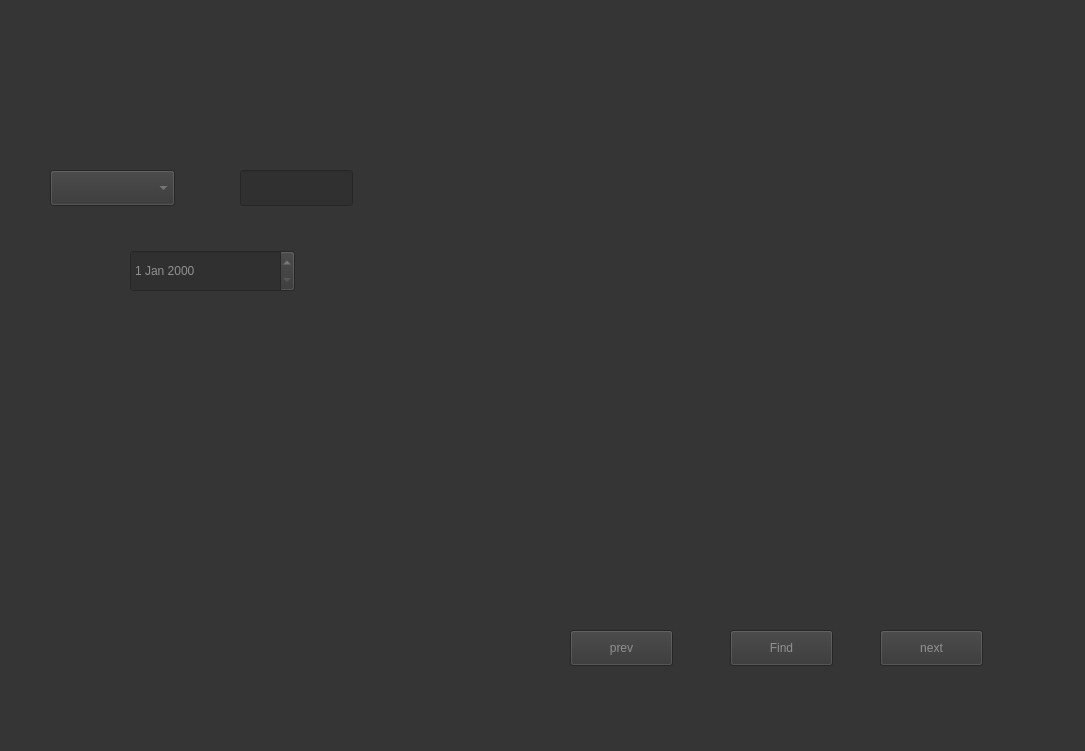
Before: the Qt Designer form form.ui in TheHuntsman4/Martian_Chronicles, drawn with Qt 5.
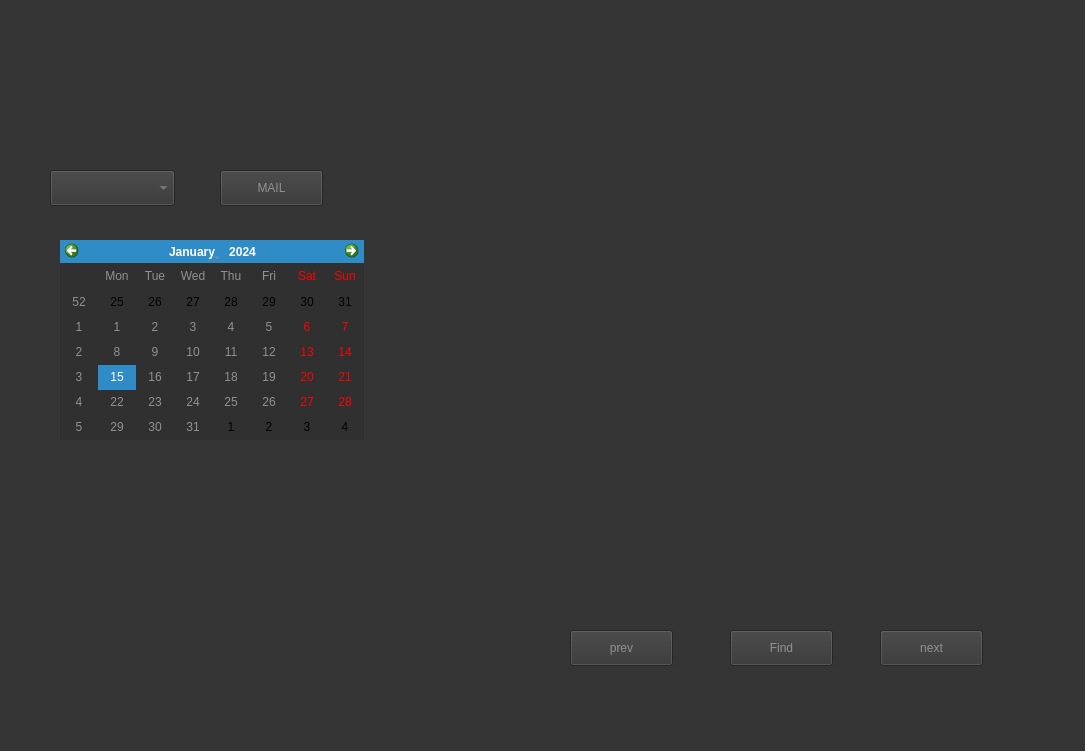
After: the same form once the commit is applied.

Commit message: implament user date input and mailing prototype

Diff of the .ui file:
```diff
--- a/form.ui
+++ b/form.ui
@@ -961,458 +961,6 @@
     <string>prev</string>
    </property>
   </widget>
-  <widget class="QLineEdit" name="lineEdit">
-   <property name="geometry">
-    <rect>
-     <x>240</x>
-     <y>170</y>
-     <width>113</width>
-     <height>36</height>
-    </rect>
-   </property>
-   <property name="palette">
-    <palette>
-     <active>
-      <colorrole role="WindowText">
-       <brush brushstyle="SolidPattern">
-        <color alpha="255">
-         <red>224</red>
-         <green>27</green>
-         <blue>36</blue>
-        </color>
-       </brush>
-      </colorrole>
-      <colorrole role="Button">
-       <brush brushstyle="SolidPattern">
-        <color alpha="255">
-         <red>224</red>
-         <green>27</green>
-         <blue>36</blue>
-        </color>
-       </brush>
-      </colorrole>
-      <colorrole role="Light">
-       <brush brushstyle="SolidPattern">
-        <color alpha="255">
-         <red>255</red>
-         <green>203</green>
-         <blue>198</blue>
-        </color>
-       </brush>
-      </colorrole>
-      <colorrole role="Midlight">
-       <brush brushstyle="SolidPattern">
-        <color alpha="255">
-         <red>250</red>
-         <green>150</green>
-         <blue>139</blue>
-        </color>
-       </brush>
-      </colorrole>
-      <colorrole role="Dark">
-       <brush brushstyle="SolidPattern">
-        <color alpha="255">
-         <red>123</red>
-         <green>49</green>
-         <blue>41</blue>
-        </color>
-       </brush>
-      </colorrole>
-      <colorrole role="Mid">
-       <brush brushstyle="SolidPattern">
-        <color alpha="255">
-         <red>164</red>
-         <green>65</green>
-         <blue>54</blue>
-        </color>
-       </brush>
-      </colorrole>
-      <colorrole role="Text">
-       <brush brushstyle="SolidPattern">
-        <color alpha="255">
-         <red>0</red>
-         <green>0</green>
-         <blue>0</blue>
-        </color>
-       </brush>
-      </colorrole>
-      <colorrole role="BrightText">
-       <brush brushstyle="SolidPattern">
-        <color alpha="255">
-         <red>255</red>
-         <green>255</green>
-         <blue>255</blue>
-        </color>
-       </brush>
-      </colorrole>
-      <colorrole role="ButtonText">
-       <brush brushstyle="SolidPattern">
-        <color alpha="255">
-         <red>0</red>
-         <green>0</green>
-         <blue>0</blue>
-        </color>
-       </brush>
-      </colorrole>
-      <colorrole role="Base">
-       <brush brushstyle="SolidPattern">
-        <color alpha="255">
-         <red>255</red>
-         <green>255</green>
-         <blue>255</blue>
-        </color>
-       </brush>
-      </colorrole>
-      <colorrole role="Window">
-       <brush brushstyle="SolidPattern">
-        <color alpha="255">
-         <red>246</red>
-         <green>97</green>
-         <blue>81</blue>
-        </color>
-       </brush>
-      </colorrole>
-      <colorrole role="Shadow">
-       <brush brushstyle="SolidPattern">
-        <color alpha="255">
-         <red>0</red>
-         <green>0</green>
-         <blue>0</blue>
-        </color>
-       </brush>
-      </colorrole>
-      <colorrole role="AlternateBase">
-       <brush brushstyle="SolidPattern">
-        <color alpha="255">
-         <red>250</red>
-         <green>176</green>
-         <blue>168</blue>
-        </color>
-       </brush>
-      </colorrole>
-      <colorrole role="ToolTipBase">
-       <brush brushstyle="SolidPattern">
-        <color alpha="255">
-         <red>255</red>
-         <green>255</green>
-         <blue>220</blue>
-        </color>
-       </brush>
-      </colorrole>
-      <colorrole role="ToolTipText">
-       <brush brushstyle="SolidPattern">
-        <color alpha="255">
-         <red>0</red>
-         <green>0</green>
-         <blue>0</blue>
-        </color>
-       </brush>
-      </colorrole>
-      <colorrole role="PlaceholderText">
-       <brush brushstyle="SolidPattern">
-        <color alpha="127">
-         <red>0</red>
-         <green>0</green>
-         <blue>0</blue>
-        </color>
-       </brush>
-      </colorrole>
-     </active>
-     <inactive>
-      <colorrole role="WindowText">
-       <brush brushstyle="SolidPattern">
-        <color alpha="255">
-         <red>145</red>
-         <green>145</green>
-         <blue>144</blue>
-        </color>
-       </brush>
-      </colorrole>
-      <colorrole role="Button">
-       <brush brushstyle="SolidPattern">
-        <color alpha="255">
-         <red>53</red>
-         <green>53</green>
-         <blue>53</blue>
-        </color>
-       </brush>
-      </colorrole>
-      <colorrole role="Light">
-       <brush brushstyle="SolidPattern">
-        <color alpha="255">
-         <red>81</red>
-         <green>81</green>
-         <blue>81</blue>
-        </color>
-       </brush>
-      </colorrole>
-      <colorrole role="Midlight">
-       <brush brushstyle="SolidPattern">
-        <color alpha="255">
-         <red>68</red>
-         <green>68</green>
-         <blue>68</blue>
-        </color>
-       </brush>
-      </colorrole>
-      <colorrole role="Dark">
-       <brush brushstyle="SolidPattern">
-        <color alpha="255">
-         <red>30</red>
-         <green>30</green>
-         <blue>30</blue>
-        </color>
-       </brush>
-      </colorrole>
-      <colorrole role="Mid">
-       <brush brushstyle="SolidPattern">
-        <color alpha="255">
-         <red>42</red>
-         <green>42</green>
-         <blue>42</blue>
-        </color>
-       </brush>
-      </colorrole>
-      <colorrole role="Text">
-       <brush brushstyle="SolidPattern">
-        <color alpha="255">
-         <red>145</red>
-         <green>145</green>
-         <blue>144</blue>
-        </color>
-       </brush>
-      </colorrole>
-      <colorrole role="BrightText">
-       <brush brushstyle="SolidPattern">
-        <color alpha="255">
-         <red>214</red>
-         <green>214</green>
-         <blue>214</blue>
-        </color>
-       </brush>
-      </colorrole>
-      <colorrole role="ButtonText">
-       <brush brushstyle="SolidPattern">
-        <color alpha="255">
-         <red>145</red>
-         <green>145</green>
-         <blue>144</blue>
-        </color>
-       </brush>
-      </colorrole>
-      <colorrole role="Base">
-       <brush brushstyle="SolidPattern">
-        <color alpha="255">
-         <red>48</red>
-         <green>48</green>
-         <blue>48</blue>
-        </color>
-       </brush>
-      </colorrole>
-      <colorrole role="Window">
-       <brush brushstyle="SolidPattern">
-        <color alpha="255">
-         <red>53</red>
-         <green>53</green>
-         <blue>53</blue>
-        </color>
-       </brush>
-      </colorrole>
-      <colorrole role="Shadow">
-       <brush brushstyle="SolidPattern">
-        <color alpha="25">
-         <red>0</red>
-         <green>0</green>
-         <blue>0</blue>
-        </color>
-       </brush>
-      </colorrole>
-      <colorrole role="AlternateBase">
-       <brush brushstyle="SolidPattern">
-        <color alpha="255">
-         <red>48</red>
-         <green>48</green>
-         <blue>48</blue>
-        </color>
-       </brush>
-      </colorrole>
-      <colorrole role="ToolTipBase">
-       <brush brushstyle="SolidPattern">
-        <color alpha="178">
-         <red>38</red>
-         <green>38</green>
-         <blue>38</blue>
-        </color>
-       </brush>
-      </colorrole>
-      <colorrole role="ToolTipText">
-       <brush brushstyle="SolidPattern">
-        <color alpha="255">
-         <red>255</red>
-         <green>255</green>
-         <blue>255</blue>
-        </color>
-       </brush>
-      </colorrole>
-      <colorrole role="PlaceholderText">
-       <brush brushstyle="SolidPattern">
-        <color alpha="255">
-         <red>145</red>
-         <green>145</green>
-         <blue>144</blue>
-        </color>
-       </brush>
-      </colorrole>
-     </inactive>
-     <disabled>
-      <colorrole role="WindowText">
-       <brush brushstyle="SolidPattern">
-        <color alpha="255">
-         <red>123</red>
-         <green>49</green>
-         <blue>41</blue>
-        </color>
-       </brush>
-      </colorrole>
-      <colorrole role="Button">
-       <brush brushstyle="SolidPattern">
-        <color alpha="255">
-         <red>224</red>
-         <green>27</green>
-         <blue>36</blue>
-        </color>
-       </brush>
-      </colorrole>
-      <colorrole role="Light">
-       <brush brushstyle="SolidPattern">
-        <color alpha="255">
-         <red>255</red>
-         <green>203</green>
-         <blue>198</blue>
-        </color>
-       </brush>
-      </colorrole>
-      <colorrole role="Midlight">
-       <brush brushstyle="SolidPattern">
-        <color alpha="255">
-         <red>250</red>
-         <green>150</green>
-         <blue>139</blue>
-        </color>
-       </brush>
-      </colorrole>
-      <colorrole role="Dark">
-       <brush brushstyle="SolidPattern">
-        <color alpha="255">
-         <red>123</red>
-         <green>49</green>
-         <blue>41</blue>
-        </color>
-       </brush>
-      </colorrole>
-      <colorrole role="Mid">
-       <brush brushstyle="SolidPattern">
-        <color alpha="255">
-         <red>164</red>
-         <green>65</green>
-         <blue>54</blue>
-        </color>
-       </brush>
-      </colorrole>
-      <colorrole role="Text">
-       <brush brushstyle="SolidPattern">
-        <color alpha="255">
-         <red>123</red>
-         <green>49</green>
-         <blue>41</blue>
-        </color>
-       </brush>
-      </colorrole>
-      <colorrole role="BrightText">
-       <brush brushstyle="SolidPattern">
-        <color alpha="255">
-         <red>255</red>
-         <green>255</green>
-         <blue>255</blue>
-        </color>
-       </brush>
-      </colorrole>
-      <colorrole role="ButtonText">
-       <brush brushstyle="SolidPattern">
-        <color alpha="255">
-         <red>123</red>
-         <green>49</green>
-         <blue>41</blue>
-        </color>
-       </brush>
-      </colorrole>
-      <colorrole role="Base">
-       <brush brushstyle="SolidPattern">
-        <color alpha="255">
-         <red>246</red>
-         <green>97</green>
-         <blue>81</blue>
-        </color>
-       </brush>
-      </colorrole>
-      <colorrole role="Window">
-       <brush brushstyle="SolidPattern">
-        <color alpha="255">
-         <red>246</red>
-         <green>97</green>
-         <blue>81</blue>
-        </color>
-       </brush>
-      </colorrole>
-      <colorrole role="Shadow">
-       <brush brushstyle="SolidPattern">
-        <color alpha="25">
-         <red>0</red>
-         <green>0</green>
-         <blue>0</blue>
-        </color>
-       </brush>
-      </colorrole>
-      <colorrole role="AlternateBase">
-       <brush brushstyle="SolidPattern">
-        <color alpha="255">
-         <red>45</red>
-         <green>45</green>
-         <blue>45</blue>
-        </color>
-       </brush>
-      </colorrole>
-      <colorrole role="ToolTipBase">
-       <brush brushstyle="SolidPattern">
-        <color alpha="178">
-         <red>38</red>
-         <green>38</green>
-         <blue>38</blue>
-        </color>
-       </brush>
-      </colorrole>
-      <colorrole role="ToolTipText">
-       <brush brushstyle="SolidPattern">
-        <color alpha="255">
-         <red>255</red>
-         <green>255</green>
-         <blue>255</blue>
-        </color>
-       </brush>
-      </colorrole>
-      <colorrole role="PlaceholderText">
-       <brush brushstyle="SolidPattern">
-        <color alpha="255">
-         <red>145</red>
-         <green>145</green>
-         <blue>144</blue>
-        </color>
-       </brush>
-      </colorrole>
-     </disabled>
-    </palette>
-   </property>
-  </widget>
   <widget class="QComboBox" name="comboBox">
    <property name="geometry">
     <rect>
@@ -1423,13 +971,26 @@
     </rect>
    </property>
   </widget>
-  <widget class="QDateEdit" name="dateEdit">
+  <widget class="QPushButton" name="one">
    <property name="geometry">
     <rect>
-     <x>130</x>
-     <y>250</y>
-     <width>165</width>
-     <height>42</height>
+     <x>220</x>
+     <y>170</y>
+     <width>103</width>
+     <height>36</height>
+    </rect>
+   </property>
+   <property name="text">
+    <string>MAIL</string>
+   </property>
+  </widget>
+  <widget class="QCalendarWidget" name="calendarWidget">
+   <property name="geometry">
+    <rect>
+     <x>60</x>
+     <y>240</y>
+     <width>304</width>
+     <height>200</height>
     </rect>
    </property>
   </widget>
```
The commit also changes 4 other files.
